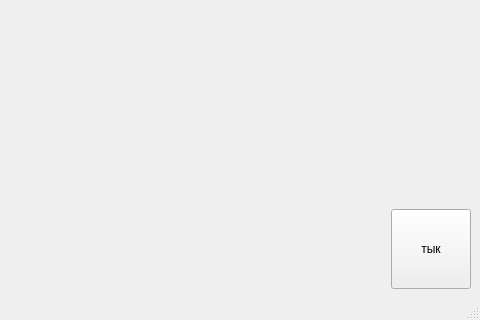
This is form.ui in SashaProgrammist/WordFlow as Qt 5 draws it before an edit; both pictures show x 350 to 830 and y 114 to 434 of the 830 by 434 pixel window. The edited form follows.
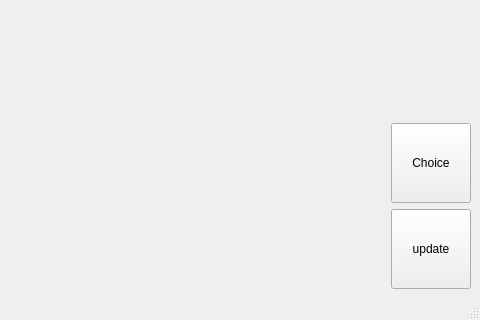
This is the edited form. Icons and pictures are not drawn.

What changed in the file:
```diff
--- a/form.ui
+++ b/form.ui
@@ -28,38 +28,7 @@
       </property>
      </spacer>
     </item>
-    <item row="1" column="1">
-     <widget class="QPushButton" name="pushButton">
-      <property name="enabled">
-       <bool>true</bool>
-      </property>
-      <property name="sizePolicy">
-       <sizepolicy hsizetype="Fixed" vsizetype="Fixed">
-        <horstretch>0</horstretch>
-        <verstretch>0</verstretch>
-       </sizepolicy>
-      </property>
-      <property name="minimumSize">
-       <size>
-        <width>80</width>
-        <height>80</height>
-       </size>
-      </property>
-      <property name="text">
-       <string>тык</string>
-      </property>
-      <property name="icon">
-       <iconset theme="QIcon::ThemeIcon::DocumentOpen"/>
-      </property>
-      <property name="shortcut">
-       <string>Ctrl+O</string>
-      </property>
-      <property name="checkable">
-       <bool>false</bool>
-      </property>
-     </widget>
-    </item>
-    <item row="0" column="0" rowspan="2">
+    <item row="0" column="0" rowspan="3">
      <spacer name="horizontalSpacer">
       <property name="orientation">
        <enum>Qt::Orientation::Horizontal</enum>
@@ -72,6 +41,62 @@
       </property>
      </spacer>
     </item>
+    <item row="2" column="1">
+     <widget class="QPushButton" name="buttonApdateDB">
+      <property name="enabled">
+       <bool>true</bool>
+      </property>
+      <property name="sizePolicy">
+       <sizepolicy hsizetype="Fixed" vsizetype="Fixed">
+        <horstretch>0</horstretch>
+        <verstretch>0</verstretch>
+       </sizepolicy>
+      </property>
+      <property name="minimumSize">
+       <size>
+        <width>80</width>
+        <height>80</height>
+       </size>
+      </property>
+      <property name="text">
+       <string>update</string>
+      </property>
+      <property name="icon">
+       <iconset theme="QIcon::ThemeIcon::DocumentOpen"/>
+      </property>
+      <property name="shortcut">
+       <string>Ctrl+O</string>
+      </property>
+      <property name="checkable">
+       <bool>false</bool>
+      </property>
+     </widget>
+    </item>
+    <item row="1" column="1">
+     <widget class="QPushButton" name="buttonChoiceLeng">
+      <property name="sizePolicy">
+       <sizepolicy hsizetype="Fixed" vsizetype="Fixed">
+        <horstretch>0</horstretch>
+        <verstretch>0</verstretch>
+       </sizepolicy>
+      </property>
+      <property name="minimumSize">
+       <size>
+        <width>80</width>
+        <height>80</height>
+       </size>
+      </property>
+      <property name="text">
+       <string>Choice</string>
+      </property>
+      <property name="icon">
+       <iconset theme="QIcon::ThemeIcon::HelpFaq"/>
+      </property>
+      <property name="shortcut">
+       <string>Ctrl+L</string>
+      </property>
+     </widget>
+    </item>
    </layout>
   </widget>
   <widget class="QStatusBar" name="statusbar"/>
```
